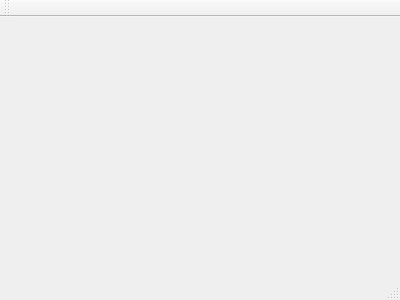
Before: the Qt Designer form mainwindow.ui in randomplum/jmc-servo, drawn with Qt 5.
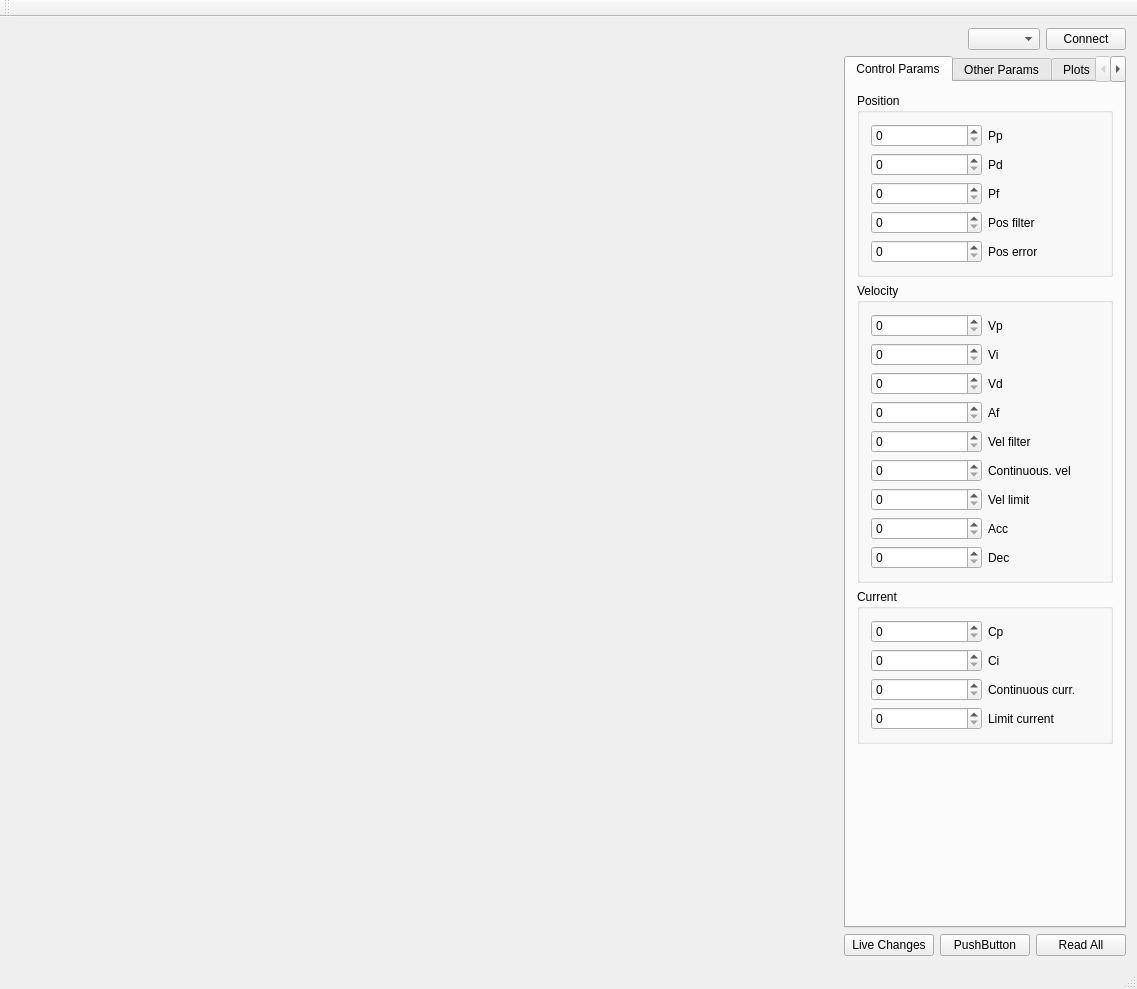
After: the same form once the commit is applied. The open tabs and pages were chosen to show the change.

Commit message: jmc_servo: Register mapping and initial UI

```diff
--- a/mainwindow.ui
+++ b/mainwindow.ui
@@ -1,24 +1,848 @@
 <ui version="4.0">
  <class>MainWindow</class>
- <widget class="QMainWindow" name="MainWindow" >
-  <property name="geometry" >
+ <widget class="QMainWindow" name="MainWindow">
+  <property name="geometry">
    <rect>
     <x>0</x>
     <y>0</y>
-    <width>400</width>
-    <height>300</height>
+    <width>1137</width>
+    <height>989</height>
    </rect>
   </property>
   <property name="windowTitle" >
    <string>MainWindow</string>
   </property>
-  <widget class="QMenuBar" name="menuBar" />
-  <widget class="QToolBar" name="mainToolBar" />
-  <widget class="QWidget" name="centralWidget" />
-  <widget class="QStatusBar" name="statusBar" />
+  <widget class="QWidget" name="centralWidget">
+   <layout class="QGridLayout" name="gridLayout_2">
+    <item row="0" column="0">
+     <layout class="QHBoxLayout" name="horizontalLayout" stretch="1,0">
+      <property name="sizeConstraint">
+       <enum>QLayout::SetNoConstraint</enum>
+      </property>
+      <item>
+       <widget class="QWidget" name="widget" native="true">
+        <property name="sizePolicy">
+         <sizepolicy hsizetype="Expanding" vsizetype="Expanding">
+          <horstretch>0</horstretch>
+          <verstretch>0</verstretch>
+         </sizepolicy>
+        </property>
+       </widget>
+      </item>
+      <item>
+       <layout class="QVBoxLayout" name="verticalLayout">
+        <property name="sizeConstraint">
+         <enum>QLayout::SetMinimumSize</enum>
+        </property>
+        <item>
+         <layout class="QGridLayout" name="gridLayout" rowminimumheight="0">
+          <item row="0" column="3">
+           <widget class="QPushButton" name="connect_button">
+            <property name="text">
+             <string>Connect</string>
+            </property>
+           </widget>
+          </item>
+          <item row="0" column="1">
+           <widget class="QComboBox" name="port_combo"/>
+          </item>
+          <item row="0" column="0">
+           <spacer name="horizontalSpacer">
+            <property name="orientation">
+             <enum>Qt::Horizontal</enum>
+            </property>
+            <property name="sizeHint" stdset="0">
+             <size>
+              <width>40</width>
+              <height>20</height>
+             </size>
+            </property>
+           </spacer>
+          </item>
+         </layout>
+        </item>
+        <item>
+         <widget class="QTabWidget" name="tabWidget">
+          <property name="sizePolicy">
+           <sizepolicy hsizetype="Minimum" vsizetype="Expanding">
+            <horstretch>0</horstretch>
+            <verstretch>0</verstretch>
+           </sizepolicy>
+          </property>
+          <property name="currentIndex">
+           <number>1</number>
+          </property>
+          <widget class="QWidget" name="tab">
+           <property name="sizePolicy">
+            <sizepolicy hsizetype="Preferred" vsizetype="Minimum">
+             <horstretch>0</horstretch>
+             <verstretch>0</verstretch>
+            </sizepolicy>
+           </property>
+           <attribute name="title">
+            <string>Control Params</string>
+           </attribute>
+           <layout class="QGridLayout" name="gridLayout_4">
+            <item row="0" column="0">
+             <layout class="QVBoxLayout" name="verticalLayout_2">
+              <item>
+               <widget class="QGroupBox" name="groupBox_3">
+                <property name="title">
+                 <string>Position</string>
+                </property>
+                <layout class="QGridLayout" name="gridLayout_5">
+                 <item row="0" column="0">
+                  <layout class="QVBoxLayout" name="verticalLayout_3">
+                   <item>
+                    <layout class="QHBoxLayout" name="horizontalLayout_4">
+                     <item>
+                      <widget class="QSpinBox" name="pp_spin">
+                       <property name="maximum">
+                        <number>65535</number>
+                       </property>
+                      </widget>
+                     </item>
+                     <item>
+                      <widget class="QLabel" name="label">
+                       <property name="text">
+                        <string>Pp</string>
+                       </property>
+                      </widget>
+                     </item>
+                    </layout>
+                   </item>
+                   <item>
+                    <layout class="QHBoxLayout" name="horizontalLayout_7">
+                     <item>
+                      <widget class="QSpinBox" name="pd_spin">
+                       <property name="maximum">
+                        <number>65535</number>
+                       </property>
+                      </widget>
+                     </item>
+                     <item>
+                      <widget class="QLabel" name="label_3">
+                       <property name="text">
+                        <string>Pd</string>
+                       </property>
+                      </widget>
+                     </item>
+                    </layout>
+                   </item>
+                   <item>
+                    <layout class="QHBoxLayout" name="horizontalLayout_6">
+                     <item>
+                      <widget class="QSpinBox" name="pf_spin">
+                       <property name="maximum">
+                        <number>65535</number>
+                       </property>
+                      </widget>
+                     </item>
+                     <item>
+                      <widget class="QLabel" name="label_4">
+                       <property name="text">
+                        <string>Pf</string>
+                       </property>
+                      </widget>
+                     </item>
+                    </layout>
+                   </item>
+                   <item>
+                    <layout class="QHBoxLayout" name="horizontalLayout_8">
+                     <item>
+                      <widget class="QSpinBox" name="posfil_spin">
+                       <property name="maximum">
+                        <number>65535</number>
+                       </property>
+                      </widget>
+                     </item>
+                     <item>
+                      <widget class="QLabel" name="label_5">
+                       <property name="text">
+                        <string>Pos filter</string>
+                       </property>
+                      </widget>
+                     </item>
+                    </layout>
+                   </item>
+                   <item>
+                    <layout class="QHBoxLayout" name="horizontalLayout_5">
+                     <item>
+                      <widget class="QSpinBox" name="poserr_spin">
+                       <property name="maximum">
+                        <number>65535</number>
+                       </property>
+                      </widget>
+                     </item>
+                     <item>
+                      <widget class="QLabel" name="label_2">
+                       <property name="text">
+                        <string>Pos error</string>
+                       </property>
+                      </widget>
+                     </item>
+                    </layout>
+                   </item>
+                  </layout>
+                 </item>
+                </layout>
+               </widget>
+              </item>
+              <item>
+               <widget class="QGroupBox" name="groupBox_2">
+                <property name="title">
+                 <string>Velocity</string>
+                </property>
+                <layout class="QGridLayout" name="gridLayout_6">
+                 <item row="7" column="0">
+                  <layout class="QHBoxLayout" name="horizontalLayout_11">
+                   <item>
+                    <widget class="QSpinBox" name="acc_spin">
+                     <property name="maximum">
+                      <number>65535</number>
+                     </property>
+                    </widget>
+                   </item>
+                   <item>
+                    <widget class="QLabel" name="label_13">
+                     <property name="text">
+                      <string>Acc</string>
+                     </property>
+                    </widget>
+                   </item>
+                  </layout>
+                 </item>
+                 <item row="0" column="0">
+                  <layout class="QVBoxLayout" name="verticalLayout_4">
+                   <item>
+                    <layout class="QHBoxLayout" name="horizontalLayout_9">
+                     <item>
+                      <widget class="QSpinBox" name="vp_spin">
+                       <property name="maximum">
+                        <number>65535</number>
+                       </property>
+                      </widget>
+                     </item>
+                     <item>
+                      <widget class="QLabel" name="label_6">
+                       <property name="text">
+                        <string>Vp</string>
+                       </property>
+                      </widget>
+                     </item>
+                    </layout>
+                   </item>
+                  </layout>
+                 </item>
+                 <item row="5" column="0">
+                  <layout class="QHBoxLayout" name="horizontalLayout_13">
+                   <item>
+                    <widget class="QSpinBox" name="convel_spin">
+                     <property name="maximum">
+                      <number>65535</number>
+                     </property>
+                    </widget>
+                   </item>
+                   <item>
+                    <widget class="QLabel" name="label_11">
+                     <property name="text">
+                      <string>Continuous. vel</string>
+                     </property>
+                    </widget>
+                   </item>
+                  </layout>
+                 </item>
+                 <item row="8" column="0">
+                  <layout class="QHBoxLayout" name="horizontalLayout_10">
+                   <item>
+                    <widget class="QSpinBox" name="dec_spin">
+                     <property name="maximum">
+                      <number>65535</number>
+                     </property>
+                    </widget>
+                   </item>
+                   <item>
+                    <widget class="QLabel" name="label_14">
+                     <property name="text">
+                      <string>Dec</string>
+                     </property>
+                    </widget>
+                   </item>
+                  </layout>
+                 </item>
+                 <item row="2" column="0">
+                  <layout class="QHBoxLayout" name="horizontalLayout_16">
+                   <item>
+                    <widget class="QSpinBox" name="vd_spin">
+                     <property name="maximum">
+                      <number>65535</number>
+                     </property>
+                    </widget>
+                   </item>
+                   <item>
+                    <widget class="QLabel" name="label_8">
+                     <property name="text">
+                      <string>Vd</string>
+                     </property>
+                    </widget>
+                   </item>
+                  </layout>
+                 </item>
+                 <item row="6" column="0">
+                  <layout class="QHBoxLayout" name="horizontalLayout_12">
+                   <item>
+                    <widget class="QSpinBox" name="vellim_spin">
+                     <property name="maximum">
+                      <number>65535</number>
+                     </property>
+                    </widget>
+                   </item>
+                   <item>
+                    <widget class="QLabel" name="label_12">
+                     <property name="text">
+                      <string>Vel limit</string>
+                     </property>
+                    </widget>
+                   </item>
+                  </layout>
+                 </item>
+                 <item row="4" column="0">
+                  <layout class="QHBoxLayout" name="horizontalLayout_14">
+                   <item>
+                    <widget class="QSpinBox" name="velfil_spin">
+                     <property name="maximum">
+                      <number>65535</number>
+                     </property>
+                    </widget>
+                   </item>
+                   <item>
+                    <widget class="QLabel" name="label_10">
+                     <property name="text">
+                      <string>Vel filter</string>
+                     </property>
+                    </widget>
+                   </item>
+                  </layout>
+                 </item>
+                 <item row="3" column="0">
+                  <layout class="QHBoxLayout" name="horizontalLayout_15">
+                   <item>
+                    <widget class="QSpinBox" name="af_spin">
+                     <property name="maximum">
+                      <number>65535</number>
+                     </property>
+                    </widget>
+                   </item>
+                   <item>
+                    <widget class="QLabel" name="label_9">
+                     <property name="text">
+                      <string>Af</string>
+                     </property>
+                    </widget>
+                   </item>
+                  </layout>
+                 </item>
+                 <item row="1" column="0">
+                  <layout class="QHBoxLayout" name="horizontalLayout_17">
+                   <item>
+                    <widget class="QSpinBox" name="vi_spin">
+                     <property name="maximum">
+                      <number>65535</number>
+                     </property>
+                    </widget>
+                   </item>
+                   <item>
+                    <widget class="QLabel" name="label_7">
+                     <property name="text">
+                      <string>Vi</string>
+                     </property>
+                    </widget>
+                   </item>
+                  </layout>
+                 </item>
+                </layout>
+               </widget>
+              </item>
+              <item>
+               <widget class="QGroupBox" name="groupBox">
+                <property name="title">
+                 <string>Current</string>
+                </property>
+                <layout class="QGridLayout" name="gridLayout_7">
+                 <item row="2" column="0">
+                  <layout class="QHBoxLayout" name="horizontalLayout_20">
+                   <item>
+                    <widget class="QSpinBox" name="concur_spin">
+                     <property name="maximum">
+                      <number>65535</number>
+                     </property>
+                    </widget>
+                   </item>
+                   <item>
+                    <widget class="QLabel" name="label_17">
+                     <property name="text">
+                      <string>Continuous curr.</string>
+                     </property>
+                    </widget>
+                   </item>
+                  </layout>
+                 </item>
+                 <item row="1" column="0">
+                  <layout class="QHBoxLayout" name="horizontalLayout_21">
+                   <item>
+                    <widget class="QSpinBox" name="ci_spin">
+                     <property name="maximum">
+                      <number>65535</number>
+                     </property>
+                    </widget>
+                   </item>
+                   <item>
+                    <widget class="QLabel" name="label_16">
+                     <property name="text">
+                      <string>Ci</string>
+                     </property>
+                    </widget>
+                   </item>
+                  </layout>
+                 </item>
+                 <item row="3" column="0">
+                  <layout class="QHBoxLayout" name="horizontalLayout_19">
+                   <item>
+                    <widget class="QSpinBox" name="limcur_spin">
+                     <property name="maximum">
+                      <number>65535</number>
+                     </property>
+                    </widget>
+                   </item>
+                   <item>
+                    <widget class="QLabel" name="label_18">
+                     <property name="text">
+                      <string>Limit current</string>
+                     </property>
+                    </widget>
+                   </item>
+                  </layout>
+                 </item>
+                 <item row="0" column="0">
+                  <layout class="QVBoxLayout" name="verticalLayout_5">
+                   <item>
+                    <layout class="QHBoxLayout" name="horizontalLayout_18">
+                     <item>
+                      <widget class="QSpinBox" name="cp_spin">
+                       <property name="maximum">
+                        <number>65535</number>
+                       </property>
+                      </widget>
+                     </item>
+                     <item>
+                      <widget class="QLabel" name="label_15">
+                       <property name="text">
+                        <string>Cp</string>
+                       </property>
+                      </widget>
+                     </item>
+                    </layout>
+                   </item>
+                  </layout>
+                 </item>
+                </layout>
+               </widget>
+              </item>
+             </layout>
+            </item>
+            <item row="1" column="0">
+             <spacer name="verticalSpacer">
+              <property name="orientation">
+               <enum>Qt::Vertical</enum>
+              </property>
+              <property name="sizeHint" stdset="0">
+               <size>
+                <width>20</width>
+                <height>20</height>
+               </size>
+              </property>
+             </spacer>
+            </item>
+           </layout>
+          </widget>
+          <widget class="QWidget" name="tab_3">
+           <attribute name="title">
+            <string>Other Params</string>
+           </attribute>
+           <layout class="QGridLayout" name="gridLayout_8">
+            <item row="0" column="0">
+             <layout class="QVBoxLayout" name="verticalLayout_6">
+              <item>
+               <widget class="QGroupBox" name="groupBox_4">
+                <property name="title">
+                 <string>GroupBox</string>
+                </property>
+                <layout class="QVBoxLayout" name="verticalLayout_7">
+                 <item>
+                  <layout class="QHBoxLayout" name="horizontalLayout_22">
+                   <item>
+                    <widget class="QSpinBox" name="tmplim_spin">
+                     <property name="maximum">
+                      <number>65535</number>
+                     </property>
+                    </widget>
+                   </item>
+                   <item>
+                    <widget class="QLabel" name="label_19">
+                     <property name="text">
+                      <string>Temp. Limit</string>
+                     </property>
+                    </widget>
+                   </item>
+                  </layout>
+                 </item>
+                 <item>
+                  <layout class="QHBoxLayout" name="horizontalLayout_24">
+                   <item>
+                    <widget class="QSpinBox" name="ovrvol_spin">
+                     <property name="maximum">
+                      <number>65535</number>
+                     </property>
+                    </widget>
+                   </item>
+                   <item>
+                    <widget class="QLabel" name="label_20">
+                     <property name="text">
+                      <string>Over Voltage Limit</string>
+                     </property>
+                    </widget>
+                   </item>
+                  </layout>
+                 </item>
+                 <item>
+                  <layout class="QHBoxLayout" name="horizontalLayout_25">
+                   <item>
+                    <widget class="QSpinBox" name="undvol_spin">
+                     <property name="maximum">
+                      <number>65535</number>
+                     </property>
+                    </widget>
+                   </item>
+                   <item>
+                    <widget class="QLabel" name="label_21">
+                     <property name="text">
+                      <string>Under Voltage Limit</string>
+                     </property>
+                    </widget>
+                   </item>
+                  </layout>
+                 </item>
+                 <item>
+                  <layout class="QHBoxLayout" name="horizontalLayout_26">
+                   <item>
+                    <widget class="QSpinBox" name="i2tlim_spin">
+                     <property name="maximum">
+                      <number>65535</number>
+                     </property>
+                    </widget>
+                   </item>
+                   <item>
+                    <widget class="QLabel" name="label_22">
+                     <property name="text">
+                      <string>I2T Limit</string>
+                     </property>
+                    </widget>
+                   </item>
+                  </layout>
+                 </item>
+                </layout>
+               </widget>
+              </item>
+             </layout>
+            </item>
+            <item row="1" column="0">
+             <spacer name="verticalSpacer_2">
+              <property name="orientation">
+               <enum>Qt::Vertical</enum>
+              </property>
+              <property name="sizeHint" stdset="0">
+               <size>
+                <width>20</width>
+                <height>40</height>
+               </size>
+              </property>
+             </spacer>
+            </item>
+           </layout>
+          </widget>
+          <widget class="QWidget" name="tab_2">
+           <property name="sizePolicy">
+            <sizepolicy hsizetype="Preferred" vsizetype="Minimum">
+             <horstretch>0</horstretch>
+             <verstretch>0</verstretch>
+            </sizepolicy>
+           </property>
+           <attribute name="title">
+            <string>Plots</string>
+           </attribute>
+          </widget>
+          <widget class="QWidget" name="tab_param">
+           <attribute name="title">
+            <string>All Parameters</string>
+           </attribute>
+           <layout class="QGridLayout" name="gridLayout_3">
+            <item row="0" column="0">
+             <widget class="QTableWidget" name="para_table">
+              <property name="showGrid">
+               <bool>true</bool>
+              </property>
+              <property name="wordWrap">
+               <bool>false</bool>
+              </property>
+              <property name="cornerButtonEnabled">
+               <bool>false</bool>
+              </property>
+              <property name="rowCount">
+               <number>165</number>
+              </property>
+              <property name="columnCount">
+               <number>2</number>
+              </property>
+              <attribute name="horizontalHeaderVisible">
+               <bool>false</bool>
+              </attribute>
+              <attribute name="horizontalHeaderDefaultSectionSize">
+               <number>110</number>
+              </attribute>
+              <attribute name="verticalHeaderVisible">
+               <bool>false</bool>
+              </attribute>
+              <row/>
+              <row/>
+              <row/>
+              <row/>
+              <row/>
+              <row/>
+              <row/>
+              <row/>
+              <row/>
+              <row/>
+              <row/>
+              <row/>
+              <row/>
+              <row/>
+              <row/>
+              <row/>
+              <row/>
+              <row/>
+              <row/>
+              <row/>
+              <row/>
+              <row/>
+              <row/>
+              <row/>
+              <row/>
+              <row/>
+              <row/>
+              <row/>
+              <row/>
+              <row/>
+              <row/>
+              <row/>
+              <row/>
+              <row/>
+              <row/>
+              <row/>
+              <row/>
+              <row/>
+              <row/>
+              <row/>
+              <row/>
+              <row/>
+              <row/>
+              <row/>
+              <row/>
+              <row/>
+              <row/>
+              <row/>
+              <row/>
+              <row/>
+              <row/>
+              <row/>
+              <row/>
+              <row/>
+              <row/>
+              <row/>
+              <row/>
+              <row/>
+              <row/>
+              <row/>
+              <row/>
+              <row/>
+              <row/>
+              <row/>
+              <row/>
+              <row/>
+              <row/>
+              <row/>
+              <row/>
+              <row/>
+              <row/>
+              <row/>
+              <row/>
+              <row/>
+              <row/>
+              <row/>
+              <row/>
+              <row/>
+              <row/>
+              <row/>
+              <row/>
+              <row/>
+              <row/>
+              <row/>
+              <row/>
+              <row/>
+              <row/>
+              <row/>
+              <row/>
+              <row/>
+              <row/>
+              <row/>
+              <row/>
+              <row/>
+              <row/>
+              <row/>
+              <row/>
+              <row/>
+              <row/>
+              <row/>
+              <row/>
+              <row/>
+              <row/>
+              <row/>
+              <row/>
+              <row/>
+              <row/>
+              <row/>
+              <row/>
+              <row/>
+              <row/>
+              <row/>
+              <row/>
+              <row/>
+              <row/>
+              <row/>
+              <row/>
+              <row/>
+              <row/>
+              <row/>
+              <row/>
+              <row/>
+              <row/>
+              <row/>
+              <row/>
+              <row/>
+              <row/>
+              <row/>
+              <row/>
+              <row/>
+              <row/>
+              <row/>
+              <row/>
+              <row/>
+              <row/>
+              <row/>
+              <row/>
+              <row/>
+              <row/>
+              <row/>
+              <row/>
+              <row/>
+              <row/>
+              <row/>
+              <row/>
+              <row/>
+              <row/>
+              <row/>
+              <row/>
+              <row/>
+              <row/>
+              <row/>
+              <row/>
+              <row/>
+              <row/>
+              <row/>
+              <row/>
+              <row/>
+              <row/>
+              <row/>
+              <row/>
+              <row/>
+              <row/>
+              <row/>
+              <row/>
+              <column/>
+              <column/>
+             </widget>
+            </item>
+           </layout>
+          </widget>
+         </widget>
+        </item>
+        <item>
+         <layout class="QHBoxLayout" name="horizontalLayout_3">
+          <item>
+           <widget class="QPushButton" name="live_button">
+            <property name="text">
+             <string>Live Changes</string>
+            </property>
+            <property name="checkable">
+             <bool>true</bool>
+            </property>
+            <property name="checked">
+             <bool>false</bool>
+            </property>
+           </widget>
+          </item>
+          <item>
+           <widget class="QPushButton" name="pushButton_4">
+            <property name="text">
+             <string>PushButton</string>
+            </property>
+           </widget>
+          </item>
+          <item>
+           <widget class="QPushButton" name="readall_button">
+            <property name="text">
+             <string>Read All</string>
+            </property>
+           </widget>
+          </item>
+         </layout>
+        </item>
+       </layout>
+      </item>
+     </layout>
+    </item>
+   </layout>
+  </widget>
+  <widget class="QMenuBar" name="menuBar">
+   <property name="geometry">
+    <rect>
+     <x>0</x>
+     <y>0</y>
+     <width>1137</width>
+     <height>26</height>
+    </rect>
+   </property>
+  </widget>
+  <widget class="QToolBar" name="mainToolBar">
+   <attribute name="toolBarArea">
+    <enum>TopToolBarArea</enum>
+   </attribute>
+   <attribute name="toolBarBreak">
+    <bool>false</bool>
+   </attribute>
+  </widget>
+  <widget class="QStatusBar" name="statusBar"/>
  </widget>
- <layoutDefault spacing="6" margin="11" />
- <pixmapfunction></pixmapfunction>
+ <layoutdefault spacing="6" margin="11"/>
  <resources/>
  <connections/>
 </ui>
```
Left out of the diff: 3 changed lines with no effect on the pictures. The commit also changes 4 other files.
